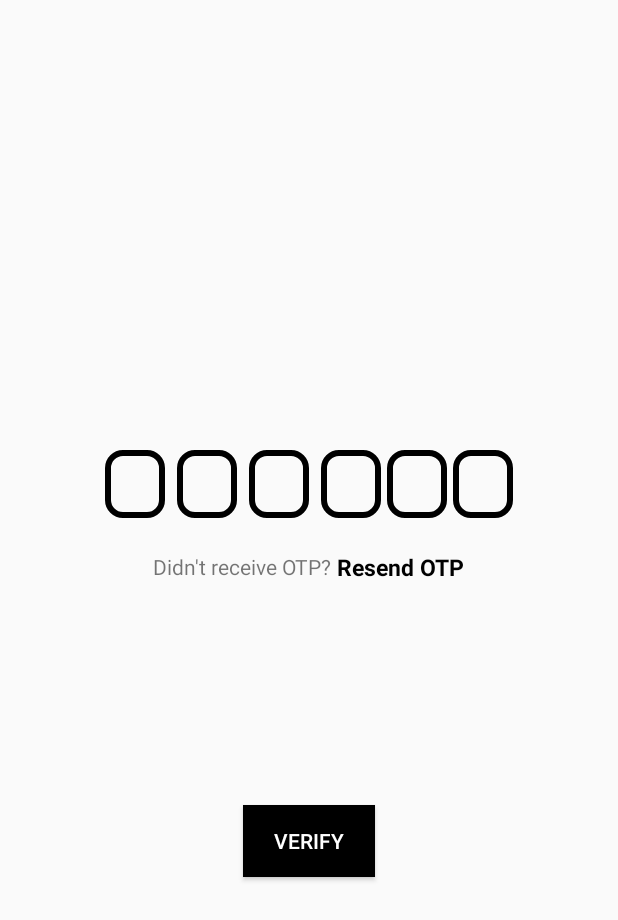
After one commit to Ghanshyam32/contact-book, an Android app: the layout activity_otp_verification.xml on its own in the app's theme, with its tools: preview values and no code run, on a phone screen of 412 x 824 dp. The commit adds this screen. Shown: the top 920 px of the screen. Run offline under Robolectric (Android 15) with nearby library versions, the phone set to English and light mode, and no system bars.

Commit message:
new feature added

```diff
--- /dev/null
+++ b/app/src/main/res/drawable/blackborder.xml
@@ -0,0 +1,9 @@
+<?xml version="1.0" encoding="utf-8"?>
+<shape xmlns:android="http://schemas.android.com/apk/res/android"
+    android:shape="rectangle">
+
+    <corners android:radius="10dp"/>
+    <stroke android:color="@color/black" android:width="4dp"/>
+
+
+</shape>
--- /dev/null
+++ b/app/src/main/res/layout/activity_otp_verification.xml
@@ -0,0 +1,148 @@
+<?xml version="1.0" encoding="utf-8"?>
+<androidx.constraintlayout.widget.ConstraintLayout xmlns:android="http://schemas.android.com/apk/res/android"
+    xmlns:app="http://schemas.android.com/apk/res-auto"
+    xmlns:tools="http://schemas.android.com/tools"
+    android:layout_width="match_parent"
+    android:layout_height="match_parent"
+    android:layout_gravity="center"
+    tools:context=".otpVerification">
+
+    <LinearLayout
+        android:id="@+id/linearLayout"
+        android:layout_width="match_parent"
+        android:layout_height="wrap_content"
+        android:layout_marginTop="296dp"
+        android:gravity="center"
+        android:orientation="horizontal"
+        app:layout_constraintEnd_toEndOf="parent"
+        app:layout_constraintHorizontal_bias="0.0"
+        app:layout_constraintStart_toStartOf="parent"
+        app:layout_constraintTop_toTopOf="parent">
+
+        <EditText
+            android:id="@+id/num1"
+            android:layout_width="40dp"
+            android:layout_height="45dp"
+            android:layout_margin="4dp"
+            android:background="@drawable/blackborder"
+            android:gravity="center"
+            android:imeOptions="actionNext"
+            android:inputType="number"
+            android:maxLength="1"
+            android:textColor="@color/black" />
+
+        <EditText
+            android:id="@+id/num2"
+            android:layout_width="40dp"
+            android:layout_height="45dp"
+            android:layout_margin="4dp"
+            android:background="@drawable/blackborder"
+            android:imeOptions="actionNext"
+            android:inputType="number"
+            android:maxLength="1"
+            android:gravity="center"
+            android:textColor="@color/black" />
+
+        <EditText
+            android:id="@+id/num3"
+            android:layout_width="40dp"
+            android:layout_height="45dp"
+            android:layout_margin="4dp"
+            android:gravity="center"
+            android:background="@drawable/blackborder"
+            android:imeOptions="actionNext"
+            android:inputType="number"
+            android:maxLength="1"
+            android:textColor="@color/black" />
+
+        <EditText
+            android:id="@+id/num4"
+            android:layout_width="40dp"
+            android:layout_height="45dp"
+            android:layout_margin="4dp"
+            android:gravity="center"
+            android:background="@drawable/blackborder"
+            android:imeOptions="actionNext"
+            android:inputType="number"
+            android:maxLength="1"
+            android:textColor="@color/black" />
+
+        <EditText
+            android:id="@+id/num5"
+            android:layout_width="40dp"
+            android:layout_height="45dp"
+            android:background="@drawable/blackborder"
+            android:imeOptions="actionNext"
+            android:inputType="number"
+            android:gravity="center"
+            android:maxLength="1"
+            android:padding="5dp"
+            android:textColor="@color/black" />
+
+        <EditText
+            android:id="@+id/num6"
+            android:layout_width="40dp"
+            android:layout_height="45dp"
+            android:layout_margin="4dp"
+            android:background="@drawable/blackborder"
+            android:imeOptions="actionNext"
+            android:inputType="number"
+            android:maxLength="1"
+            android:gravity="center"
+            android:textColor="@color/black" />
+
+    </LinearLayout>
+
+    <LinearLayout
+        android:id="@+id/linearLayout2"
+        android:layout_width="0dp"
+        android:layout_height="wrap_content"
+        android:layout_marginTop="18dp"
+        android:gravity="center"
+        android:orientation="horizontal"
+        app:layout_constraintEnd_toEndOf="parent"
+        app:layout_constraintStart_toStartOf="parent"
+        app:layout_constraintTop_toBottomOf="@+id/linearLayout">
+
+        <TextView
+            android:layout_width="wrap_content"
+            android:layout_height="wrap_content"
+            android:text="Didn't receive OTP? "
+            android:textSize="14sp" />
+
+        <TextView
+            android:layout_width="wrap_content"
+            android:layout_height="wrap_content"
+            android:text="Resend OTP"
+            android:textColor="@color/black"
+            android:textSize="15sp"
+            android:textStyle="bold" />
+
+    </LinearLayout>
+
+    <Button
+        android:id="@+id/verifyBtn"
+        android:layout_width="wrap_content"
+        android:layout_height="wrap_content"
+        android:layout_marginTop="194dp"
+        android:layout_marginBottom="193dp"
+        android:background="@color/black"
+        android:text="Verify"
+        android:textColor="@color/white"
+        app:layout_constraintBottom_toBottomOf="parent"
+        app:layout_constraintEnd_toEndOf="parent"
+        app:layout_constraintStart_toStartOf="parent"
+        app:layout_constraintTop_toTopOf="@+id/linearLayout" />
+
+    <TextView
+        android:id="@+id/myNumber"
+        android:layout_width="wrap_content"
+        android:layout_height="wrap_content"
+        android:layout_marginTop="228dp"
+        android:text=""
+        app:layout_constraintEnd_toEndOf="parent"
+        app:layout_constraintStart_toStartOf="parent"
+        app:layout_constraintTop_toTopOf="parent" />
+
+
+</androidx.constraintlayout.widget.ConstraintLayout>
```
Also changed, not shown: app/src/main/AndroidManifest.xml (+14 -0 lines), app/src/main/java/com/example/firebase1/StartActivity.java (+8 -1 lines), app/src/main/java/com/example/firebase1/mobileSignIn.java (added, +55 -0 lines), app/src/main/java/com/example/firebase1/otpVerification.java (added, +144 -0 lines), app/src/main/res/layout/activity_mobile_sign_in.xml (added, +50 -0 lines), app/src/main/res/layout/activity_start.xml (+12 -0 lines).
